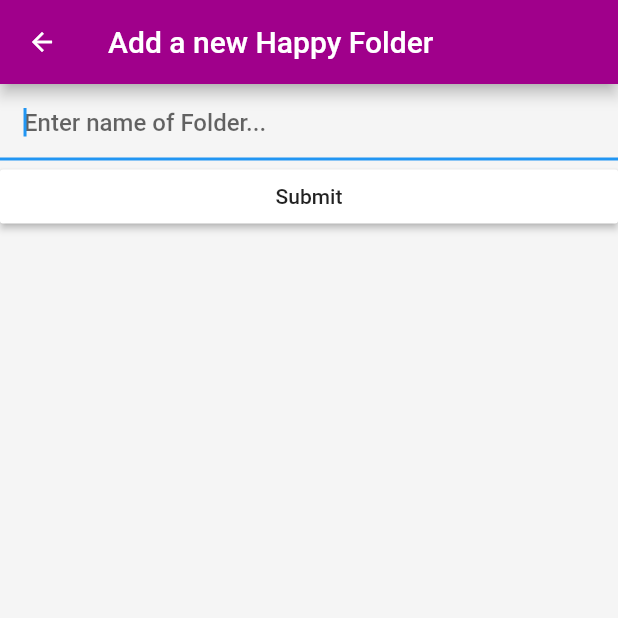
After one commit to JohnnyRico117/Maslooo, a Flutter app: the AddFile screen opened directly, on a phone screen of 412 x 824 dp, the top half of it. The commit adds this screen. Run offline on Flutter 3.47's test engine with Material 2 defaults, Android fonts, the phone set to English and light mode, and no system bars; our stand-ins replace cloud_firestore, firebase_auth, firebase_database, firebase_messaging, firebase_storage, google_sign_in and 1 more; accounts and stored records are empty.

```diff
--- a/lib/app.dart
+++ b/lib/app.dart
@@ -5,6 +5,7 @@ import 'package:maslooo_app/ui/screens/login.dart';
 import 'package:maslooo_app/ui/screens/home.dart';
 import 'package:maslooo_app/ui/screens/wish_list.dart';
 import 'package:maslooo_app/ui/screens/to_do_list.dart';
+import 'package:maslooo_app/ui/screens/folders.dart';
 import 'package:maslooo_app/ui/screens/settings.dart';
 
 class MasloooApp extends StatelessWidget {
@@ -17,8 +18,9 @@ class MasloooApp extends StatelessWidget {
       routes: {
         '/': (context) => HomeScreen(),
         '/login': (context) => LoginScreen(),
-        '/wishlist': (context) => WishList(),
+        '/wishlist': (context) => WishList(null),
         '/todolist': (context) => ToDoList(),
+        '/folders': (context) => FolderList(),
         '/settings': (context) => Settings(),
       },
     );
--- /dev/null
+++ b/lib/ui/screens/add_folder.dart
@@ -0,0 +1,141 @@
+import 'package:intl/intl.dart';
+
+import 'package:flutter/material.dart';
+import 'package:flutter/services.dart';
+import 'package:cloud_firestore/cloud_firestore.dart';
+
+import 'package:maslooo_app/model/state.dart';
+import 'package:maslooo_app/state_widget.dart';
+
+class AddFile extends StatefulWidget {
+
+  @override
+  _AddFileState createState() => _AddFileState();
+}
+
+class _AddFileState extends State<AddFile> {
+
+  StateModel appState;
+
+  final _formKey = GlobalKey<FormState>();
+
+  String _foldername = '';
+//  String _date = '';
+//  String _points = '';
+
+  var txt = new TextEditingController();
+  DateFormat format = new DateFormat("dd.MM.yyyy 'at' hh:mm");
+
+  @override
+  Widget build(BuildContext context) {
+
+    appState = StateWidget.of(context).state;
+
+    return new Scaffold(
+      appBar: new AppBar(
+          title: new Text('Add a new Happy Folder')
+      ),
+      body: new ListView(
+
+        children: <Widget>[
+          Form(
+            key: _formKey,
+            child: Column(
+              crossAxisAlignment: CrossAxisAlignment.start,
+              children: <Widget>[
+                TextFormField(
+                  autofocus: true,
+                  decoration: new InputDecoration(
+                      hintText: 'Enter name of Folder...',
+                      contentPadding: const EdgeInsets.all(16.0)
+                  ),
+                  validator: (value) {
+                    if (value.isEmpty) {
+                      return 'Please enter a folder name';
+                    } else {
+                      setState(() {
+                        _foldername = value;
+                      });
+                    }
+                  },
+                ),
+//                InkWell(
+//                  onTap: () {
+//                    _selectDate();
+//                  },
+//                  child: IgnorePointer(
+//                    child: new TextFormField(
+//                      controller: txt,
+//                      decoration: new InputDecoration(
+//                          hintText: 'Enter deadline...',
+//                          contentPadding: const EdgeInsets.all(16.0)
+//                      ),
+//                      validator: (value) {
+//                        if (value.isEmpty) {
+//                          return 'Please enter a Date';
+//                        } else {
+//                          setState(() {
+//                            _date = txt.text;
+//                          });
+//                        }
+//                      },
+//                    ),
+//                  ),
+//                ),
+//                TextFormField(
+//                  decoration: new InputDecoration(
+//                      hintText: 'Enter points...',
+//                      contentPadding: const EdgeInsets.all(16.0)
+//                  ),
+//                  keyboardType: TextInputType.numberWithOptions(),
+//                  inputFormatters: [
+//                    WhitelistingTextInputFormatter.digitsOnly
+//                  ],
+//                  validator: (value) {
+//                    if (value.isEmpty) {
+//                      return 'Please enter some points';
+//                    } else {
+//                      setState(() {
+//                        _points = value;
+//                      });
+//                    }
+//                  },
+//                )
+              ],
+            ),
+          ),
+
+          RaisedButton(
+            child: Text("Submit"),
+            onPressed: () {
+              if (_formKey.currentState.validate()) {
+                DocumentReference docRef = Firestore.instance.collection('folders').document();
+                docRef.setData({
+                  'Name' : _foldername,
+                  'ReceiverID': appState.user.uid,
+                });
+
+                print("ID: " + docRef.documentID.toString());
+
+                Navigator.pop(context);
+              }
+            },
+          )
+        ],
+      ),
+    );
+  }
+
+//  Future _selectDate() async {
+//    DateTime picked = await showDatePicker(
+//        context: context,
+//        initialDate: new DateTime.now(),
+//        firstDate: new DateTime(2018),
+//        lastDate: new DateTime(2040)
+//
+//    );
+//    if(picked != null) setState(() {
+//      txt.text = format.format(picked);
+//    });
+//  }
+}
--- a/lib/ui/screens/home.dart
+++ b/lib/ui/screens/home.dart
@@ -14,6 +14,7 @@ import 'package:maslooo_app/ui/screens/friend_list.dart';
 
 import 'package:maslooo_app/ui/widgets/settings_button.dart';
 import 'package:maslooo_app/ui/widgets/loading_indicator.dart';
+import 'package:maslooo_app/ui/widgets/happy_image_tile.dart';
 
 import 'package:maslooo_app/ui/screens/profile_setup.dart';
 //import 'package:maslooo_app/ui/screens/addfriend.dart';
@@ -142,6 +143,17 @@ class HomeScreenState extends State<HomeScreen> {
             await StateWidget.of(context).signOutOfGoogle();
           },
         ),
+        ExpansionTile(
+          title: Text("My Expressions"),
+          children: <Widget>[
+
+            HappyImageTile(appState.currentUser.veryHappy, "Very Happy", "veryhappy", "veryHappyImage"),
+            HappyImageTile(appState.currentUser.happy, "Happy", "happy", "happyImage"),
+            HappyImageTile(appState.currentUser.neutral, "Neutral", "neutral", "neutralImage"),
+            HappyImageTile(appState.currentUser.sad, "Sad", "sad", "sadImage"),
+
+          ],
+        ),
       ],
     );
   }
--- a/lib/ui/screens/profile.dart
+++ b/lib/ui/screens/profile.dart
@@ -27,14 +27,17 @@ class _ProfileState extends State<Profile> {
               _buildAvatar(),
               _buildUserInfo(),
               _buildCards("My Wish-List", Icons.sentiment_very_satisfied, '/wishlist'),
+              _buildCards("My Wish-Folders", Icons.folder, '/folders'),
               _buildCards("My To-Do-List", Icons.sentiment_very_satisfied, '/todolist'),
-              _buildCards("Settings", Icons.settings, '/settings')
+              _buildCards("My To-Do-Folders", Icons.folder, '/settings')
             ],
           ),
         ),
 
       ],
     );
+
+
   }
 
   Widget _buildAvatar() {
@@ -109,13 +112,13 @@ class _ProfileState extends State<Profile> {
   Widget _buildCards(String title, IconData icon, String route) {
     Card _buildCard() {
       return Card(
-        elevation: 8.0,
-        margin: new EdgeInsets.symmetric(horizontal: 0.0, vertical: 6.0),
+        elevation: 5.0,
+        margin: new EdgeInsets.symmetric(horizontal: 0.0, vertical: 0.0),
         child: Container(
           decoration: BoxDecoration(color: Color.fromRGBO(64, 75, 96, .9)),
           child: ListTile(
               contentPadding: EdgeInsets.symmetric(
-                  horizontal: 20.0, vertical: 1.0),
+                  horizontal: 20.0, vertical: 0.1),
               leading: Icon(icon, color: Colors.white),
 
               title: Text(
@@ -134,7 +137,7 @@ class _ProfileState extends State<Profile> {
     return GestureDetector(
       onTap: () => Navigator.pushNamed(context, route),
       child: Padding(
-        padding: EdgeInsets.symmetric(horizontal: 5.0),
+        padding: EdgeInsets.symmetric(horizontal: 3.0),
         child: Card(
           child: Column(
             mainAxisSize: MainAxisSize.min,
```
Also changed, not shown: lib/ui/screens/add_friend_to_folder.dart (added, +119 -0 lines), lib/ui/screens/add_todo.dart (+6 -1 lines), lib/ui/screens/folder_edit_view.dart (added, +145 -0 lines), lib/ui/screens/folders.dart (added, +108 -0 lines), lib/ui/screens/wish_list.dart (+11 -3 lines), lib/ui/widgets/folder_item.dart (added, +90 -0 lines).
